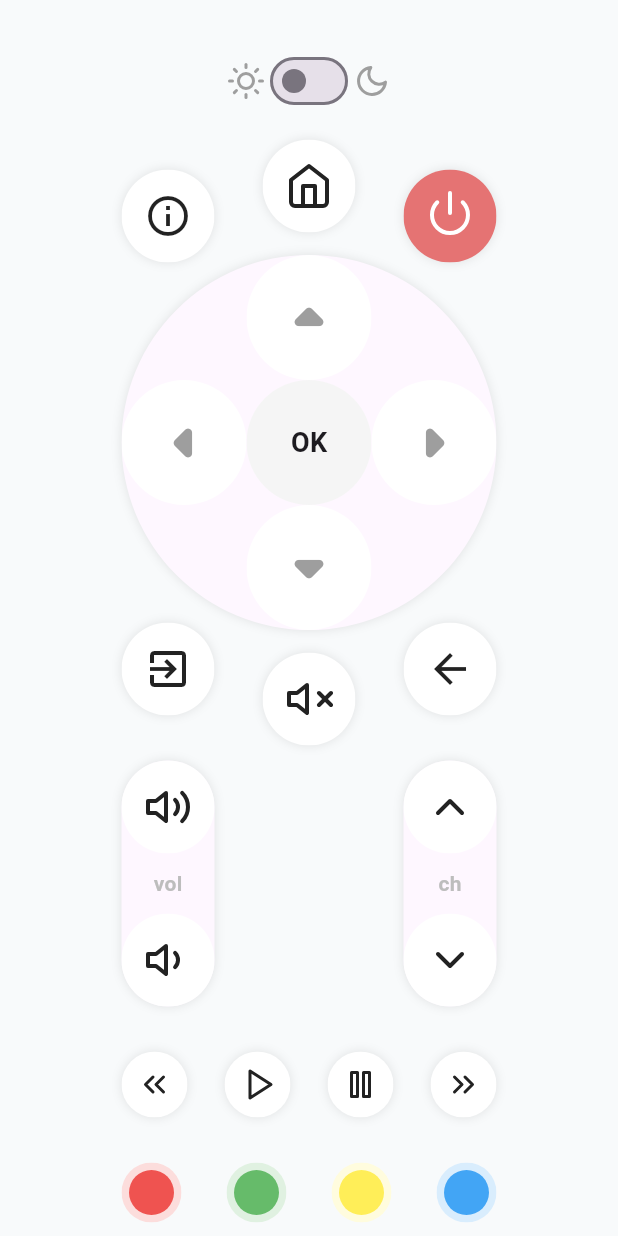
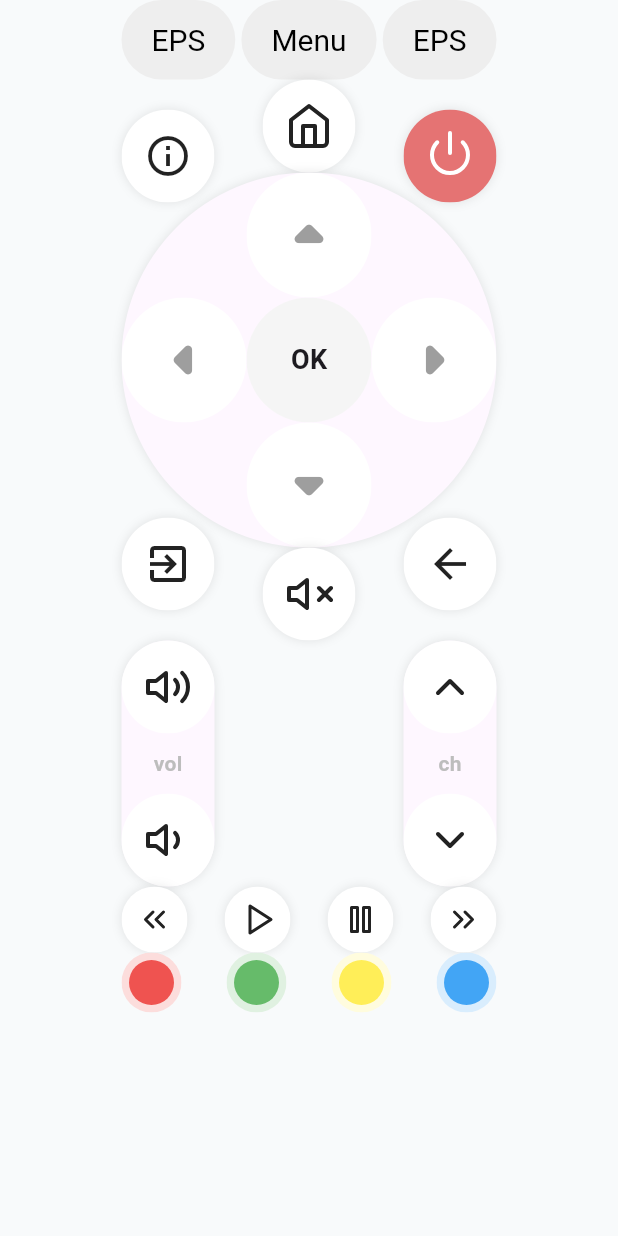
Before and after one commit to shlee255/konka_remote, a Flutter app: the screen it shows after launch, on a phone screen of 412 x 824 dp. Run offline on Flutter 3.47's test engine with Material 3 defaults, Android fonts, the phone set to English and light mode, and no system bars; our stand-ins replace flutter_feather_icons, flutter_riverpod, riverpod; missing offline and left inert: ir_sensor_plugin, isolate_handler; statements that could not run were skipped.

Commit message:
Add EPS and MENU button

```diff
--- a/lib/main.dart
+++ b/lib/main.dart
@@ -44,7 +44,8 @@ class RemoteControl extends StatelessWidget {
                     mainAxisSize: MainAxisSize.min,
                     mainAxisAlignment: MainAxisAlignment.center,
                     children: [
-                      const SizedBox(height: 30),
+                      // const SizedBox(height: 30),
+                      /*
                       Row(
                         mainAxisAlignment: MainAxisAlignment.center,
                         children: [
@@ -64,7 +65,22 @@ class RemoteControl extends StatelessWidget {
                           ),
                         ],
                       ),
-                      const SizedBox(height: 15),
+                      //const SizedBox(height: 15),
+                      */
+                      Row(
+                        mainAxisAlignment: MainAxisAlignment.spaceBetween,
+                        children: [
+                          EpsButton(
+                            onPress: ref.read(signalEmmiter).eps,
+                          ),
+                          MenuButton(
+                            onPress: ref.read(signalEmmiter).menu,
+                          ),
+                          EpsButton(
+                            onPress: ref.read(signalEmmiter).eps,
+                          ),
+                        ],
+                      ),
                       Row(
                         mainAxisAlignment: MainAxisAlignment.spaceBetween,
                         children: [
@@ -87,7 +103,7 @@ class RemoteControl extends StatelessWidget {
                           ),
                         ],
                       ),
-                      const SizedBox(height: 15),
+                      // const SizedBox(height: 15),
                       CircularShadow(
                         child: ClipOval(
                           child: ColoredBox(
@@ -136,7 +152,7 @@ class RemoteControl extends StatelessWidget {
                           ),
                         ),
                       ),
-                      const SizedBox(height: 15),
+                      // const SizedBox(height: 15),
                       Row(
                         mainAxisAlignment: MainAxisAlignment.spaceBetween,
                         children: [
@@ -160,7 +176,7 @@ class RemoteControl extends StatelessWidget {
                           ),
                         ],
                       ),
-                      const SizedBox(height: 10),
+                      // const SizedBox(height: 10),
                       Row(
                         mainAxisAlignment: MainAxisAlignment.spaceBetween,
                         children: [
@@ -216,7 +232,7 @@ class RemoteControl extends StatelessWidget {
                           ),
                         ],
                       ),
-                      const SizedBox(height: 30),
+                      // const SizedBox(height: 30),
                       Row(
                         mainAxisAlignment: MainAxisAlignment.spaceBetween,
                         children: [
@@ -257,7 +273,7 @@ class RemoteControl extends StatelessWidget {
                           ),
                         ],
                       ),
-                      const SizedBox(height: 30),
+                      // const SizedBox(height: 30),
                       Row(
                         mainAxisAlignment: MainAxisAlignment.spaceBetween,
                         children: [
@@ -279,7 +295,7 @@ class RemoteControl extends StatelessWidget {
                           ),
                         ],
                       ),
-                      const SizedBox(height: 30),
+                      // const SizedBox(height: 30),
                     ],
                   );
                 },
@@ -292,6 +308,51 @@ class RemoteControl extends StatelessWidget {
   }
 }
 
+class EpsButton extends StatelessWidget {
+  final VoidCallback onPress;
+
+  const EpsButton({
+    super.key,
+    required this.onPress,
+  });
+
+  @override
+  Widget build(BuildContext context) {
+    return TextButton(
+      onPressed: onPress,
+      style: TextButton.styleFrom(
+        foregroundColor: Colors.black, // Text color
+        backgroundColor: Colors.grey[200], // Background color
+        padding: const EdgeInsets.symmetric(horizontal: 20, vertical: 15), // Padding
+        textStyle: const TextStyle(fontSize: 20), // Text style
+      ),
+      child: const Text('EPS'),
+    );
+  }
+}
+
+class MenuButton extends StatelessWidget {
+  final VoidCallback onPress;
+
+  const MenuButton({
+    super.key,
+    required this.onPress,
+  });
+
+  @override
+  Widget build(BuildContext context) {
+    return TextButton(
+      onPressed: onPress,
+      style: TextButton.styleFrom(
+        foregroundColor: Colors.black, // Text color
+        backgroundColor: Colors.grey[200], // Background color
+        padding: const EdgeInsets.symmetric(horizontal: 20, vertical: 15), // Padding
+        textStyle: const TextStyle(fontSize: 20), // Text style
+      ),
+      child: const Text('Menu'),
+    );
+  }
+}
 
 class OkButton extends StatelessWidget {
   final VoidCallback onPress;
--- a/lib/signal_emmiter.dart
+++ b/lib/signal_emmiter.dart
@@ -36,6 +36,8 @@ abstract class SignalEmmiter {
   void navigateLeft();
   void navigateRight();
   void ok();
+  void eps();
+  void menu();
   void exit();
   void back();
   void volumeUp();
@@ -187,6 +189,18 @@ class LgRemoteSignalEmmiter implements SignalEmmiter {
   }
 
   @override
+  void eps() {
+    emitKonka(konkaEPS);
+    // emmit(LgSignalCodes.ok);
+  }
+
+  @override
+  void menu() {
+    emitKonka(konkaMenu);
+    // emmit(LgSignalCodes.ok);
+  }
+
+  @override
   void play() {
     emitKonka(konkaPlay);
     // emmit(LgSignalCodes.play);
```
